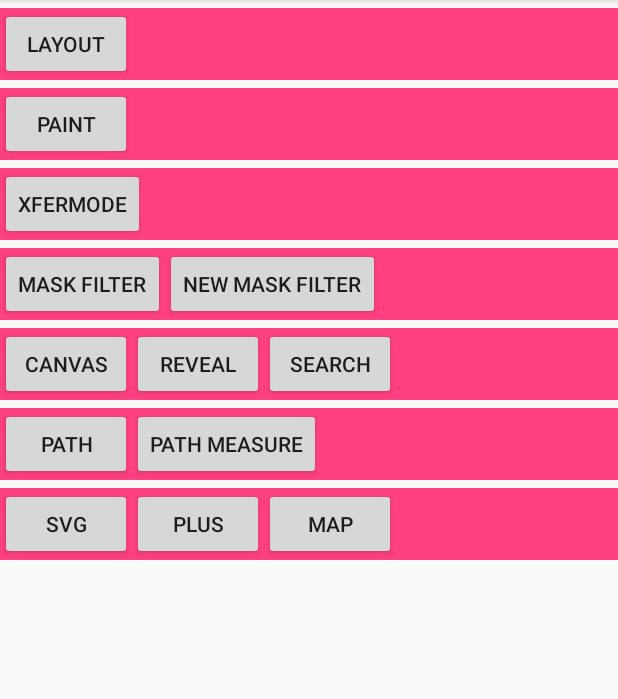
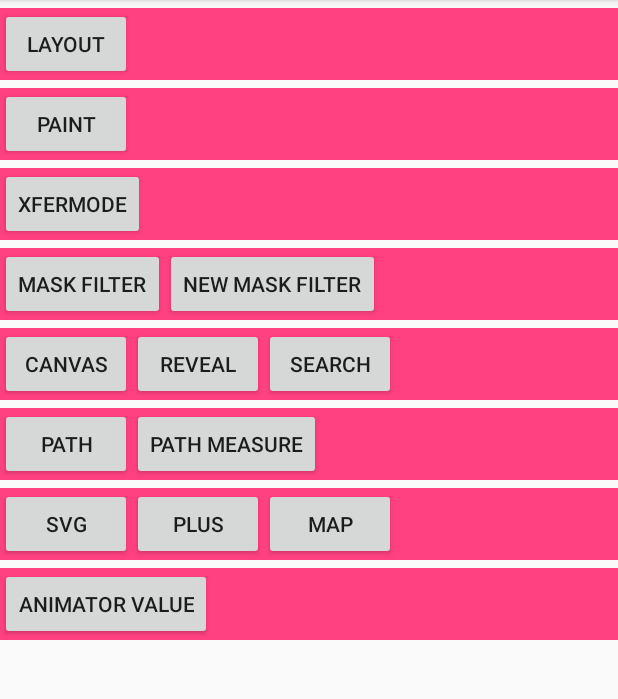
Before and after one commit to chiyuelaochao/CustomUI, an Android app: the screen it shows after launch (MainActivity), on a phone screen of 412 x 824 dp, the part 84-783 px from its top. Run offline under Robolectric (Android 15) with nearby library versions, the phone set to English and light mode, and no system bars.

Commit message:
Add animator

```diff
--- a/app/src/main/AndroidManifest.xml
+++ b/app/src/main/AndroidManifest.xml
@@ -29,8 +29,8 @@
         <activity android:name=".SVGActivity"/>
         <activity android:name=".LPlusActivity"/>
         <activity android:name=".NewMaskFilterActivity"/>
-        <activity android:name=".SvgMapActivity">
-        </activity>
+        <activity android:name=".SvgMapActivity"/>
+        <activity android:name=".AnimatorActivity"/>
     </application>
 
 </manifest>
--- a/app/src/main/java/com/caiwei/customui/MainActivity.java
+++ b/app/src/main/java/com/caiwei/customui/MainActivity.java
@@ -30,6 +30,7 @@ public class MainActivity extends AppCompatActivity implements View.OnClickListe
         initButton(R.id.svg_button);
         initButton(R.id.plus_button);
         initButton(R.id.map_button);
+        initButton(R.id.animator_value);
     }
 
     @Override
@@ -78,6 +79,9 @@ public class MainActivity extends AppCompatActivity implements View.OnClickListe
             case R.id.map_button:
                 goToPage(SvgMapActivity.class);
                 break;
+            case R.id.animator_value:
+                goToPage(AnimatorActivity.class);
+                break;
         }
     }
 
--- a/app/src/main/res/layout/activity_main.xml
+++ b/app/src/main/res/layout/activity_main.xml
@@ -140,4 +140,18 @@
             android:text="map"/>
     </LinearLayout>
 
+    <LinearLayout
+        android:layout_width="match_parent"
+        android:layout_height="wrap_content"
+        android:layout_marginTop="5dp"
+        android:background="@color/colorAccent"
+        android:orientation="horizontal">
+
+        <Button
+            android:id="@+id/animator_value"
+            android:layout_width="wrap_content"
+            android:layout_height="wrap_content"
+            android:text="animator value"/>
+    </LinearLayout>
+
 </LinearLayout>
```
Also changed, not shown: app/src/main/java/com/caiwei/customui/AnimatorActivity.java (added, +181 -0 lines), app/src/main/res/layout/animator_activity.xml (added, +13 -0 lines), app/src/main/java/com/caiwei/customui/animator/AccelerateDecelerateInterpolator 加速减速插值器 .png (added), app/src/main/java/com/caiwei/customui/animator/AccelerateInterpolator 加速插值器.png (added), app/src/main/java/com/caiwei/customui/animator/AnticipateInterpolator 回荡秋千插值器 .png (added), app/src/main/java/com/caiwei/customui/animator/AnticipateOvershootInterpolator.png (added), app/src/main/java/com/caiwei/customui/animator/BounceInterpolator 弹跳插值器.png (added), app/src/main/java/com/caiwei/customui/animator/CycleInterpolator 正弦周期变化插值器 .png (added), app/src/main/java/com/caiwei/customui/animator/DecelerateInterpolator 减速插值器.png (added), app/src/main/java/com/caiwei/customui/animator/OvershootInterpolator.png (added), app/src/main/res/drawable-hdpi/duo.png (added).
